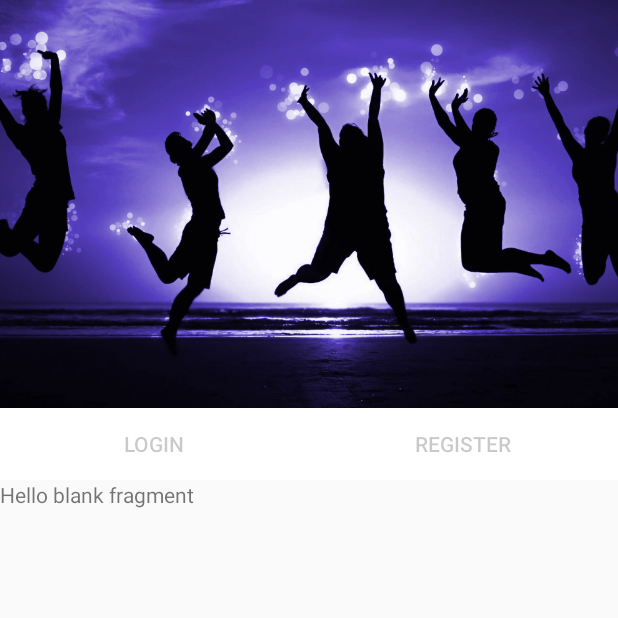
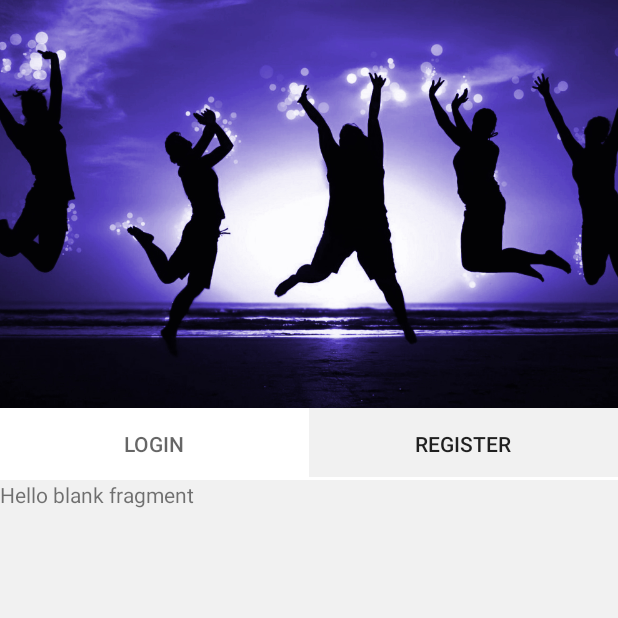
Before and after one commit to Pancor/Stagap, an Android app: the screen it shows after launch (LoginActivity), tab 2 chosen, on a phone screen of 412 x 824 dp, the top half of it. Run offline under Robolectric (Android 15) with nearby library versions, the phone set to English and light mode, and no system bars; our stand-ins replace Firebase (no records; nobody signed in at launch, a user with empty details on screens opened directly).

Commit message:
Created style for tabLayout

```diff
--- /dev/null
+++ b/app/src/main/res/drawable/tab_style.xml
@@ -0,0 +1,11 @@
+<?xml version="1.0" encoding="utf-8"?>
+<selector xmlns:android="http://schemas.android.com/apk/res/android">
+
+    <item
+        android:state_selected="true"
+        android:drawable="@color/customGrey"/>
+
+    <item
+        android:drawable="@android:color/white"/>
+
+</selector>
--- a/app/src/main/res/layout/activity_login.xml
+++ b/app/src/main/res/layout/activity_login.xml
@@ -32,12 +32,11 @@
 
             <android.support.design.widget.TabLayout
                 android:id="@+id/myTablebar"
-                app:tabIndicatorColor="@android:color/white"
                 android:layout_alignParentBottom="true"
                 android:layout_width="match_parent"
                 android:layout_height="wrap_content"
-                app:tabTextColor="#36000000"
-                android:background="@android:color/white"/>
+                app:tabBackground="@drawable/tab_style"
+                app:tabIndicatorColor="@android:color/transparent"/>
 
         </RelativeLayout>
 
--- a/app/src/main/res/layout/fragment_login.xml
+++ b/app/src/main/res/layout/fragment_login.xml
@@ -11,7 +11,7 @@
         android:layout_alignParentLeft="true"
         android:layout_alignParentStart="true"
         android:layout_below="@+id/frameLayout"
-        android:background="@android:color/white"
+        android:background="@color/customGrey"
         android:padding="29dp">
 
         <Button
--- a/app/src/main/res/layout/fragment_register.xml
+++ b/app/src/main/res/layout/fragment_register.xml
@@ -2,7 +2,8 @@
     xmlns:tools="http://schemas.android.com/tools"
     android:layout_width="match_parent"
     android:layout_height="match_parent"
-    tools:context="com.stagap.stagap.RegisterFragment">
+    tools:context="com.stagap.stagap.RegisterFragment"
+    android:background="@color/customGrey">
 
     <!-- TODO: Update blank fragment layout -->
     <TextView
--- a/app/src/main/res/values/colors.xml
+++ b/app/src/main/res/values/colors.xml
@@ -5,4 +5,5 @@
     <color name="colorPrimaryLight">#d1c4e9</color>
     <color name="colorAccent">#FFC107</color>
     <color name="colorLight">#0066ff</color>
+    <color name="customGrey">#f1f1f1</color>
 </resources>
```
